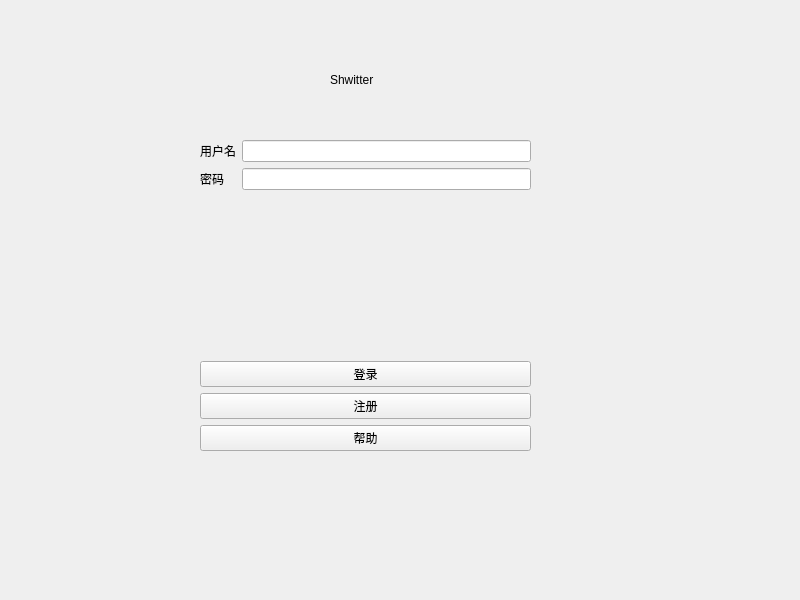
The window that Shwitter/widget.ui (leverimmy/Shwitter) describes before a commit, drawn with Qt 5.
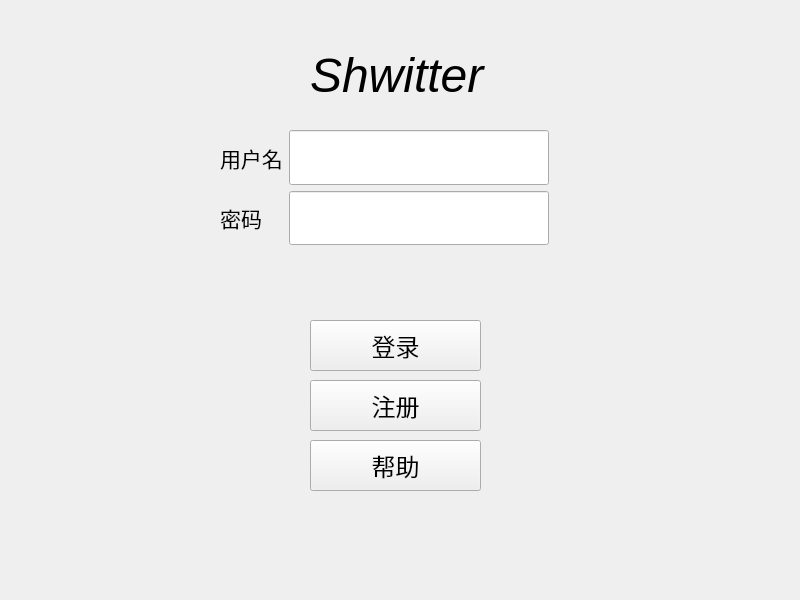
The same window after the commit. The open tabs and pages were chosen to show the change.

Patch:
```diff
--- a/Shwitter/widget.ui
+++ b/Shwitter/widget.ui
@@ -25,83 +25,201 @@
      <height>601</height>
     </rect>
    </property>
+   <property name="sizePolicy">
+    <sizepolicy hsizetype="Preferred" vsizetype="Preferred">
+     <horstretch>0</horstretch>
+     <verstretch>0</verstretch>
+    </sizepolicy>
+   </property>
+   <property name="font">
+    <font>
+     <kerning>true</kerning>
+    </font>
+   </property>
    <property name="currentIndex">
     <number>4</number>
    </property>
    <widget class="QWidget" name="loginPage">
-    <widget class="QWidget" name="verticalLayoutWidget">
+    <widget class="QLabel" name="loginTitleLabel">
      <property name="geometry">
       <rect>
-       <x>200</x>
-       <y>140</y>
-       <width>331</width>
-       <height>311</height>
+       <x>310</x>
+       <y>40</y>
+       <width>251</width>
+       <height>71</height>
       </rect>
      </property>
-     <layout class="QVBoxLayout" name="loginVerticalLayout">
-      <item>
-       <layout class="QFormLayout" name="loginFormLayout">
-        <item row="0" column="0">
-         <widget class="QLabel" name="loginUsernameLabel">
-          <property name="text">
-           <string>用户名</string>
-          </property>
-         </widget>
-        </item>
-        <item row="1" column="0">
-         <widget class="QLabel" name="loginPasswordLabel">
+     <property name="font">
+      <font>
+       <pointsize>36</pointsize>
+       <italic>true</italic>
+       <kerning>true</kerning>
+      </font>
+     </property>
           <property name="text">
-           <string>密码</string>
-          </property>
-         </widget>
-        </item>
-        <item row="0" column="1">
-         <widget class="QLineEdit" name="loginUsernameLineEdit"/>
-        </item>
-        <item row="1" column="1">
-         <widget class="QLineEdit" name="loginPasswordLineEdit">
-          <property name="echoMode">
-           <enum>QLineEdit::Password</enum>
-          </property>
-         </widget>
-        </item>
-       </layout>
-      </item>
-      <item>
+      <string>Shwitter</string>
+     </property>
+    </widget>
        <widget class="QPushButton" name="loginButton">
+     <property name="geometry">
+      <rect>
+       <x>310</x>
+       <y>320</y>
+       <width>171</width>
+       <height>51</height>
+      </rect>
+     </property>
+     <property name="sizePolicy">
+      <sizepolicy hsizetype="Minimum" vsizetype="Preferred">
+       <horstretch>0</horstretch>
+       <verstretch>0</verstretch>
+      </sizepolicy>
+     </property>
+     <property name="font">
+      <font>
+       <pointsize>18</pointsize>
+       <kerning>true</kerning>
+      </font>
+     </property>
         <property name="text">
          <string>登录</string>
         </property>
-       </widget>
-      </item>
-      <item>
+     <property name="iconSize">
+      <size>
+       <width>20</width>
+       <height>20</height>
+      </size>
+     </property>
+    </widget>
        <widget class="QPushButton" name="registerButton">
+     <property name="geometry">
+      <rect>
+       <x>310</x>
+       <y>380</y>
+       <width>171</width>
+       <height>51</height>
+      </rect>
+     </property>
+     <property name="sizePolicy">
+      <sizepolicy hsizetype="Minimum" vsizetype="Preferred">
+       <horstretch>0</horstretch>
+       <verstretch>0</verstretch>
+      </sizepolicy>
+     </property>
+     <property name="font">
+      <font>
+       <pointsize>18</pointsize>
+       <kerning>true</kerning>
+      </font>
+     </property>
         <property name="text">
          <string>注册</string>
         </property>
        </widget>
-      </item>
-      <item>
        <widget class="QPushButton" name="helpButton">
+     <property name="geometry">
+      <rect>
+       <x>310</x>
+       <y>440</y>
+       <width>171</width>
+       <height>51</height>
+      </rect>
+     </property>
+     <property name="sizePolicy">
+      <sizepolicy hsizetype="Minimum" vsizetype="Preferred">
+       <horstretch>0</horstretch>
+       <verstretch>0</verstretch>
+      </sizepolicy>
+     </property>
+     <property name="font">
+      <font>
+       <pointsize>18</pointsize>
+       <kerning>true</kerning>
+      </font>
+     </property>
         <property name="text">
          <string>帮助</string>
         </property>
        </widget>
-      </item>
-     </layout>
-    </widget>
-    <widget class="QLabel" name="loginTitleLabel">
+    <widget class="QWidget" name="">
      <property name="geometry">
       <rect>
-       <x>330</x>
-       <y>70</y>
-       <width>69</width>
-       <height>19</height>
+       <x>220</x>
+       <y>130</y>
+       <width>329</width>
+       <height>115</height>
       </rect>
      </property>
+     <layout class="QFormLayout" name="loginFormLayout">
+      <item row="0" column="0">
+       <widget class="QLabel" name="loginUsernameLabel">
+        <property name="font">
+         <font>
+          <pointsize>16</pointsize>
+          <kerning>true</kerning>
+         </font>
+        </property>
      <property name="text">
-      <string>Shwitter</string>
-     </property>
+         <string>用户名</string>
+        </property>
+       </widget>
+      </item>
+      <item row="0" column="1">
+       <widget class="QLineEdit" name="loginUsernameLineEdit">
+        <property name="sizePolicy">
+         <sizepolicy hsizetype="Expanding" vsizetype="Preferred">
+          <horstretch>0</horstretch>
+          <verstretch>20</verstretch>
+         </sizepolicy>
+        </property>
+        <property name="font">
+         <font>
+          <pointsize>18</pointsize>
+          <kerning>true</kerning>
+         </font>
+        </property>
+       </widget>
+      </item>
+      <item row="1" column="1">
+       <widget class="QLineEdit" name="loginPasswordLineEdit">
+        <property name="sizePolicy">
+         <sizepolicy hsizetype="Expanding" vsizetype="Preferred">
+          <horstretch>0</horstretch>
+          <verstretch>20</verstretch>
+         </sizepolicy>
+        </property>
+        <property name="font">
+         <font>
+          <pointsize>18</pointsize>
+          <kerning>true</kerning>
+         </font>
+        </property>
+        <property name="echoMode">
+         <enum>QLineEdit::Password</enum>
+        </property>
+       </widget>
+      </item>
+      <item row="1" column="0">
+       <widget class="QLabel" name="loginPasswordLabel">
+        <property name="enabled">
+         <bool>true</bool>
+        </property>
+        <property name="font">
+         <font>
+          <pointsize>16</pointsize>
+          <underline>false</underline>
+          <kerning>true</kerning>
+         </font>
+        </property>
+        <property name="text">
+         <string>密码</string>
+        </property>
+        <property name="alignment">
+         <set>Qt::AlignCenter</set>
+        </property>
+       </widget>
+      </item>
+     </layout>
     </widget>
    </widget>
    <widget class="QWidget" name="registerPage">
```
Left out of the diff: 198 changed lines with no effect on the pictures. Lines whose indentation alone changed are shown as unchanged.
